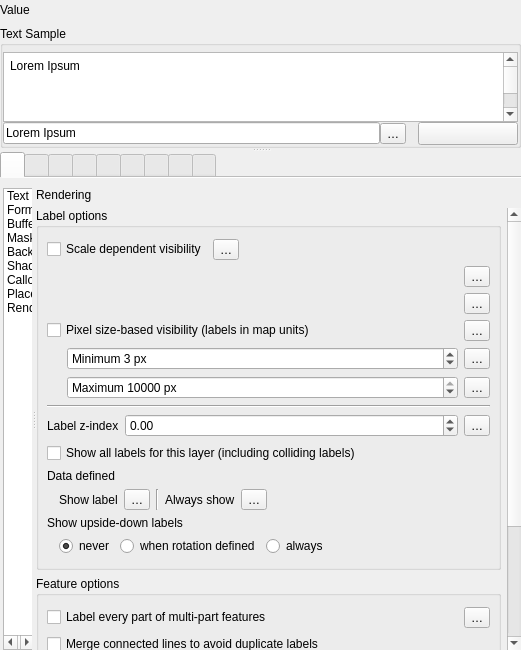
Old version of the form src/ui/qgstextformatwidgetbase.ui in the repository nextgis/nextgisqgis.
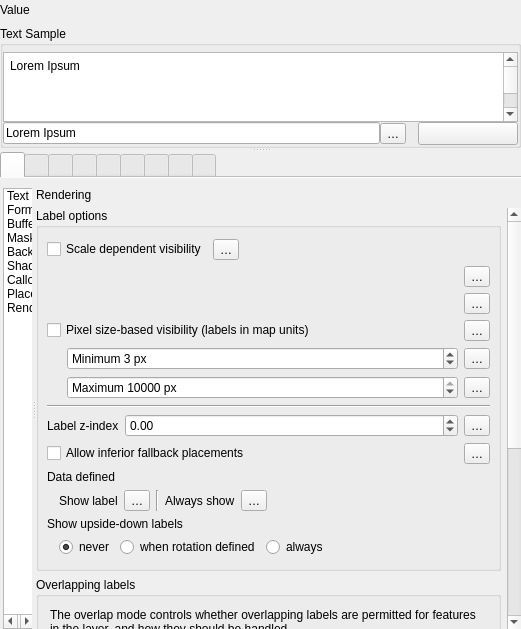
New version of the form. The open tabs and pages were chosen to show the change. Icons and pictures are not drawn. Custom widgets are drawn as their Qt base class.

Patch:
```diff
--- a/src/ui/qgstextformatwidgetbase.ui
+++ b/src/ui/qgstextformatwidgetbase.ui
@@ -7,7 +7,7 @@
     <x>0</x>
     <y>0</y>
     <width>521</width>
-    <height>650</height>
+    <height>629</height>
    </rect>
   </property>
   <property name="windowTitle">
@@ -5818,8 +5818,8 @@
                       <rect>
                        <x>0</x>
                        <y>0</y>
-                       <width>430</width>
-                       <height>708</height>
+                       <width>398</width>
+                       <height>851</height>
                       </rect>
                      </property>
                      <layout class="QVBoxLayout" name="verticalLayout_8">
@@ -6143,11 +6143,28 @@
                           </layout>
                          </item>
                          <item>
-                          <widget class="QCheckBox" name="mPalShowAllLabelsForLayerChkBx">
-                           <property name="text">
-                            <string>Show all labels for this layer (including colliding labels)</string>
+                          <layout class="QHBoxLayout" name="horizontalLayout_20">
+                           <property name="topMargin">
+                            <number>0</number>
                            </property>
-                          </widget>
+                           <item>
+                            <widget class="QCheckBox" name="mCheckAllowDegradedPlacement">
+                             <property name="toolTip">
+                              <string>If checked, then inferior placements are permitted when a label cannot otherwise be placed. For instance, it will permit a line label to be placed horizontal over the center of a line which is otherwise too short to fit the label text.</string>
+                             </property>
+                             <property name="text">
+                              <string>Allow inferior fallback placements</string>
+                             </property>
+                            </widget>
+                           </item>
+                           <item>
+                            <widget class="QgsPropertyOverrideButton" name="mAllowInferiorPlacementDBtn">
+                             <property name="text">
+                              <string>…</string>
+                             </property>
+                            </widget>
+                           </item>
+                          </layout>
                          </item>
                          <item>
                           <widget class="QFrame" name="mLabelRenderingDDFrame">
@@ -6345,6 +6362,52 @@
                         </layout>
                        </widget>
                       </item>
+                      <item>
+                       <widget class="QgsCollapsibleGroupBox" name="mPlacementOverrunGroupBox_2">
+                        <property name="title">
+                         <string>Overlapping labels</string>
+                        </property>
+                        <layout class="QGridLayout" name="gridLayout_24" columnstretch="0,1,0,0">
+                         <item row="0" column="0" colspan="4">
+                          <widget class="QLabel" name="label_48">
+                           <property name="text">
+                            <string>The overlap mode controls whether overlapping labels are permitted for features in the layer, and how they should be handled.</string>
+                           </property>
+                           <property name="wordWrap">
+                            <bool>true</bool>
+                           </property>
+                          </widget>
+                         </item>
+                         <item row="1" column="1" colspan="2">
+                          <widget class="QComboBox" name="mComboOverlapHandling"/>
+                         </item>
+                         <item row="1" column="0">
+                          <widget class="QLabel" name="label_47">
+                           <property name="text">
+                            <string>Mode</string>
+                           </property>
+                          </widget>
+                         </item>
+                         <item row="1" column="3">
+                          <widget class="QgsPropertyOverrideButton" name="mOverlapHandlingDBtn">
+                           <property name="text">
+                            <string>…</string>
+                           </property>
+                          </widget>
+                         </item>
+                         <item row="2" column="0" colspan="4">
+                          <widget class="QLabel" name="mOverlapModeDescriptionLabel">
+                           <property name="text">
+                            <string>TextLabel</string>
+                           </property>
+                           <property name="wordWrap">
+                            <bool>true</bool>
+                           </property>
+                          </widget>
+                         </item>
+                        </layout>
+                       </widget>
+                      </item>
                       <item>
                        <widget class="QGroupBox" name="mRenderingFeaturesGrpBx">
                         <property name="title">
```
Left out of the diff: 335 changed lines with no effect on the pictures.
